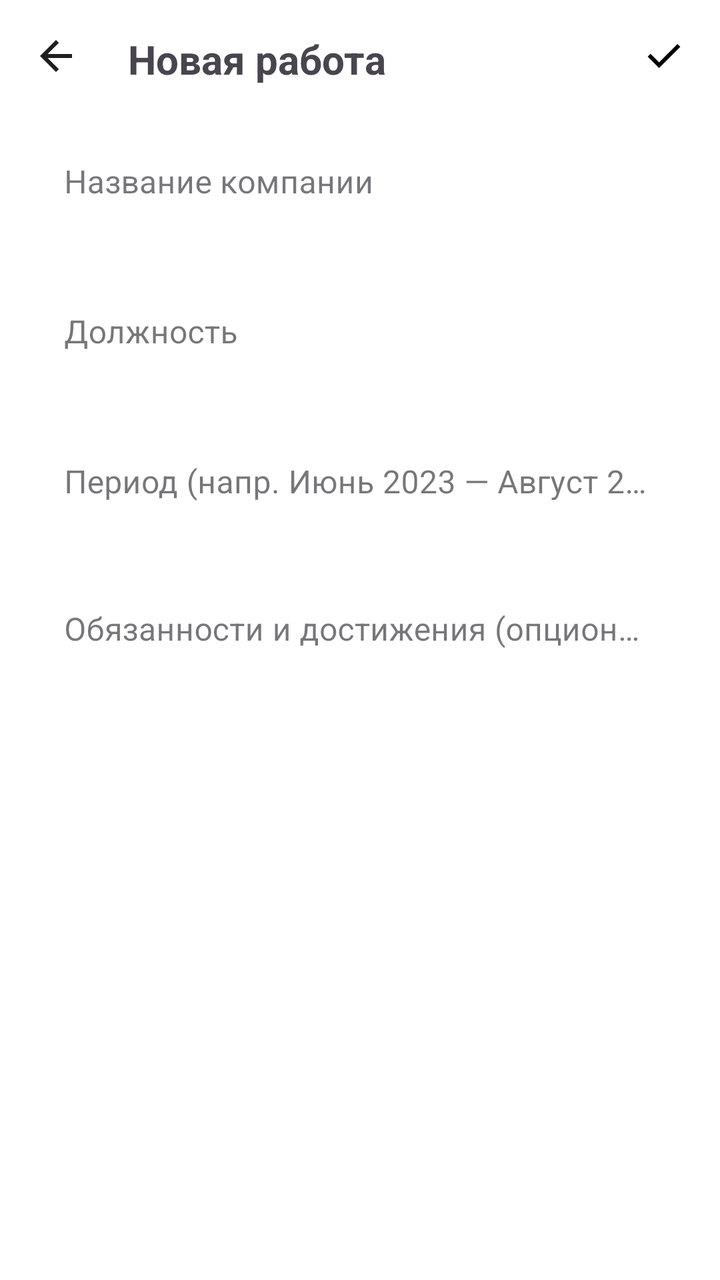
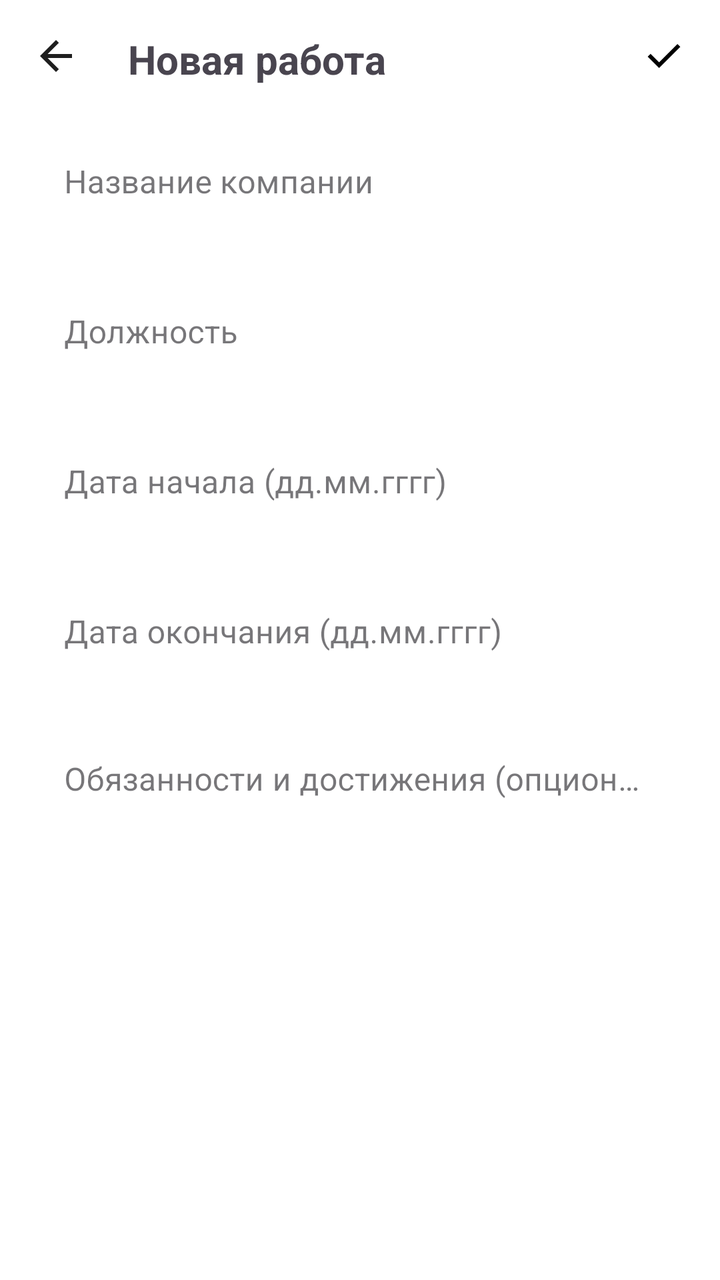

Two renders of the same Android screen: before a commit and after it. Below are the layout's source before the change and the commit's diff.
<!-- AndroidManifest.xml: application theme Theme.Material3.DayNight.NoActionBar -->
<!-- res/layout/fragment_add_work.xml -->
<?xml version="1.0" encoding="utf-8"?>
<androidx.constraintlayout.widget.ConstraintLayout
    xmlns:android="http://schemas.android.com/apk/res/android"
    xmlns:app="http://schemas.android.com/apk/res-auto"
    android:background="@color/white"
    android:layout_width="match_parent"
    android:layout_height="match_parent">

    

    <TextView
        android:id="@+id/tvNewWorkTitle"
        android:layout_width="wrap_content"
        android:layout_height="wrap_content"
        android:layout_marginStart="64dp"
        android:layout_marginTop="16dp"
        android:text="Новая работа"
        android:textSize="20sp"
        android:textStyle="bold"
        app:layout_constraintTop_toTopOf="parent"
        app:layout_constraintStart_toStartOf="parent" />

    <ImageView
        android:id="@+id/ivBackArrow"
        android:layout_width="24dp"
        android:layout_height="24dp"
        android:src="@drawable/back"
        android:contentDescription="Назад"
        android:layout_marginStart="16dp"
        android:layout_marginTop="16dp"
        app:layout_constraintTop_toTopOf="parent"
        app:layout_constraintStart_toStartOf="parent" />

    <ImageView
        android:id="@+id/ivCheckMark"
        android:layout_width="24dp"
        android:layout_height="24dp"
        android:src="@drawable/check_24dp_000000_fill0_wght400_grad0_opsz24"
        android:contentDescription="Сохранить"
        android:layout_marginEnd="16dp"
        android:layout_marginTop="16dp"
        app:layout_constraintTop_toTopOf="parent"
        app:layout_constraintEnd_toEndOf="parent" />

    
    <androidx.core.widget.NestedScrollView
        android:id="@+id/scrollView"
        android:layout_width="0dp"
        android:layout_height="0dp"
        android:fillViewport="true"
        android:overScrollMode="never"
        app:layout_constraintTop_toBottomOf="@id/tvNewWorkTitle"
        app:layout_constraintBottom_toBottomOf="parent"
        app:layout_constraintStart_toStartOf="parent"
        app:layout_constraintEnd_toEndOf="parent">

        <LinearLayout
            android:layout_width="match_parent"
            android:layout_height="wrap_content"
            android:orientation="vertical">

            
            <com.google.android.material.textfield.TextInputLayout
                android:id="@+id/tilCompany"
                style="@style/Widget.MaterialComponents.TextInputLayout.OutlinedBox"
                android:layout_width="match_parent"
                android:layout_height="wrap_content"
                android:layout_marginStart="16dp"
                android:layout_marginEnd="16dp"
                android:layout_marginTop="16dp"
                android:hint="Название компании">

                <com.google.android.material.textfield.TextInputEditText
                    android:id="@+id/etCompany"
                    android:layout_width="match_parent"
                    android:layout_height="wrap_content"
                    android:inputType="textPersonName"
                    android:maxLines="1"
                    android:paddingStart="16dp"
                    android:paddingEnd="16dp"
                    android:paddingVertical="16dp"
                    android:background="@android:color/transparent" />
            </com.google.android.material.textfield.TextInputLayout>

            
            <com.google.android.material.textfield.TextInputLayout
                android:id="@+id/tilPosition"
                style="@style/Widget.MaterialComponents.TextInputLayout.OutlinedBox"
                android:layout_width="match_parent"
                android:layout_height="wrap_content"
                android:layout_marginStart="16dp"
                android:layout_marginEnd="16dp"
                android:layout_marginTop="16dp"
                android:hint="Должность">

                <com.google.android.material.textfield.TextInputEditText
                    android:id="@+id/etPosition"
                    android:layout_width="match_parent"
                    android:layout_height="wrap_content"
                    android:inputType="textPersonName"
                    android:maxLines="1"
                    android:paddingStart="16dp"
                    android:paddingEnd="16dp"
                    android:paddingVertical="16dp"
                    android:background="@android:color/transparent" />
            </com.google.android.material.textfield.TextInputLayout>

            
            <com.google.android.material.textfield.TextInputLayout
                android:id="@+id/tilPeriod"
                style="@style/Widget.MaterialComponents.TextInputLayout.OutlinedBox"
                android:layout_width="match_parent"
                android:layout_height="wrap_content"
                android:layout_marginStart="16dp"
                android:layout_marginEnd="16dp"
                android:layout_marginTop="16dp"
                android:hint="Период (напр. Июнь 2023 — Август 2024)">

                <com.google.android.material.textfield.TextInputEditText
                    android:id="@+id/etPeriod"
                    android:layout_width="match_parent"
                    android:layout_height="wrap_content"
                    android:inputType="text"
                    android:maxLines="1"
                    android:paddingStart="16dp"
                    android:paddingEnd="16dp"
                    android:paddingVertical="16dp"
                    android:background="@android:color/transparent" />
            </com.google.android.material.textfield.TextInputLayout>

            
            <com.google.android.material.textfield.TextInputLayout
                android:id="@+id/tilDescription"
                style="@style/Widget.MaterialComponents.TextInputLayout.OutlinedBox"
                android:layout_width="match_parent"
                android:layout_height="wrap_content"
                android:layout_marginStart="16dp"
                android:layout_marginEnd="16dp"
                android:layout_marginTop="16dp"
                android:hint="Обязанности и достижения (опционально)">

                <com.google.android.material.textfield.TextInputEditText
                    android:id="@+id/etDescription"
                    android:layout_width="match_parent"
                    android:layout_height="wrap_content"
                    android:minLines="3"
                    android:gravity="top"
                    android:paddingStart="16dp"
                    android:paddingEnd="16dp"
                    android:paddingVertical="16dp"
                    android:background="@android:color/transparent" />
            </com.google.android.material.textfield.TextInputLayout>

        </LinearLayout>
    </androidx.core.widget.NestedScrollView>

</androidx.constraintlayout.widget.ConstraintLayout>
<!-- resources referenced by this layout -->
<resources>
  <color name="white">#FFFFFFFF</color>
  <!-- drawable back (drawable) -->
  <vector xmlns:android="http://schemas.android.com/apk/res/android"
      android:width="24dp"
      android:height="24dp"
      android:viewportWidth="960"
      android:viewportHeight="960">
    <path
        android:pathData="m313,520 l224,224 -57,56 -320,-320 320,-320 57,56 -224,224h487v80L313,520Z"
        android:fillColor="#1f1f1f"/>
  </vector>
  <!-- drawable check_24dp_000000_fill0_wght400_grad0_opsz24 (drawable) -->
  <vector xmlns:android="http://schemas.android.com/apk/res/android"
      android:width="24dp"
      android:height="24dp"
      android:viewportWidth="960"
      android:viewportHeight="960">
    <path
        android:pathData="M382,720 L154,492l57,-57 171,171 367,-367 57,57 -424,424Z"
        android:fillColor="#000000"/>
  </vector>
</resources>

<!-- the commit's change to res/layout/fragment_add_work.xml (unified diff, before → after) -->
@@ -7,7 +7,6 @@
     android:layout_height="match_parent">
 
     
-
     <TextView
         android:id="@+id/tvNewWorkTitle"
         android:layout_width="wrap_content"
@@ -107,25 +106,52 @@
 
             
             <com.google.android.material.textfield.TextInputLayout
-                android:id="@+id/tilPeriod"
+                android:id="@+id/tilStartDate"
                 style="@style/Widget.MaterialComponents.TextInputLayout.OutlinedBox"
                 android:layout_width="match_parent"
                 android:layout_height="wrap_content"
                 android:layout_marginStart="16dp"
                 android:layout_marginEnd="16dp"
                 android:layout_marginTop="16dp"
-                android:hint="Период (напр. Июнь 2023 — Август 2024)">
+                android:hint="Дата начала (дд.мм.гггг)">
 
                 <com.google.android.material.textfield.TextInputEditText
-                    android:id="@+id/etPeriod"
+                    android:id="@+id/etStartDate"
                     android:layout_width="match_parent"
                     android:layout_height="wrap_content"
-                    android:inputType="text"
+                    android:inputType="date"
                     android:maxLines="1"
                     android:paddingStart="16dp"
                     android:paddingEnd="16dp"
                     android:paddingVertical="16dp"
-                    android:background="@android:color/transparent" />
+                    android:background="@android:color/transparent"
+                    android:focusable="false"
+                    android:focusableInTouchMode="false" />
+            </com.google.android.material.textfield.TextInputLayout>
+
+            
+            <com.google.android.material.textfield.TextInputLayout
+                android:id="@+id/tilFinishDate"
+                style="@style/Widget.MaterialComponents.TextInputLayout.OutlinedBox"
+                android:layout_width="match_parent"
+                android:layout_height="wrap_content"
+                android:layout_marginStart="16dp"
+                android:layout_marginEnd="16dp"
+                android:layout_marginTop="16dp"
+                android:hint="Дата окончания (дд.мм.гггг)">
+
+                <com.google.android.material.textfield.TextInputEditText
+                    android:id="@+id/etFinishDate"
+                    android:layout_width="match_parent"
+                    android:layout_height="wrap_content"
+                    android:inputType="date"
+                    android:maxLines="1"
+                    android:paddingStart="16dp"
+                    android:paddingEnd="16dp"
+                    android:paddingVertical="16dp"
+                    android:background="@android:color/transparent"
+                    android:focusable="false"
+                    android:focusableInTouchMode="false" />
             </com.google.android.material.textfield.TextInputLayout>
 
             
